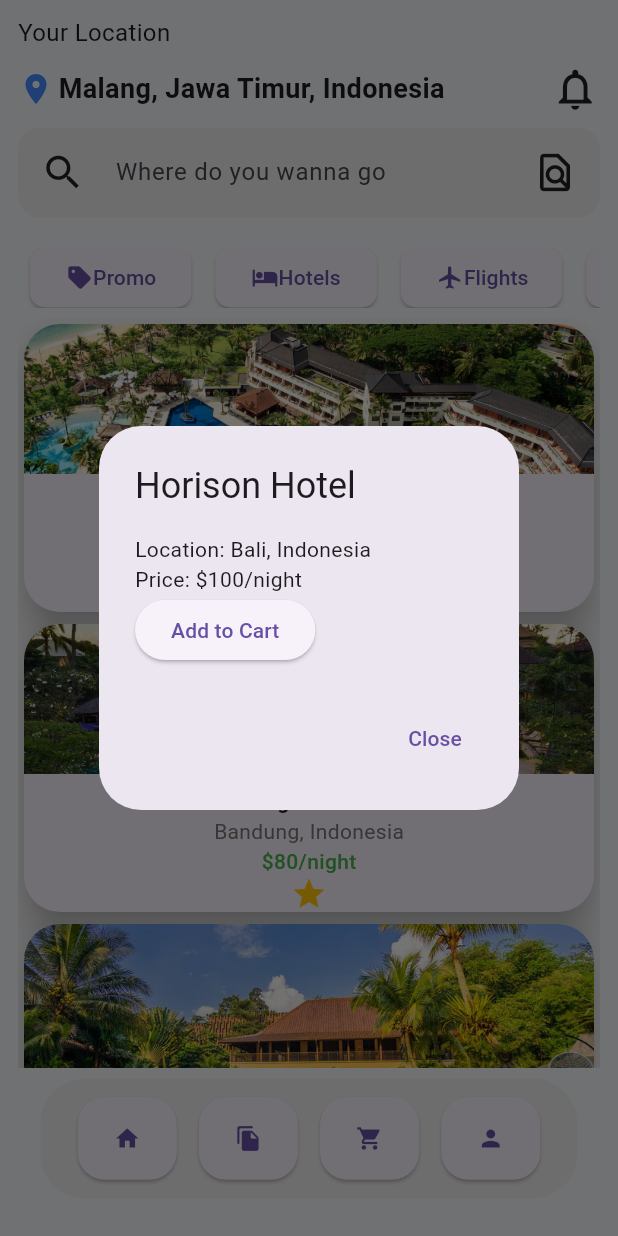
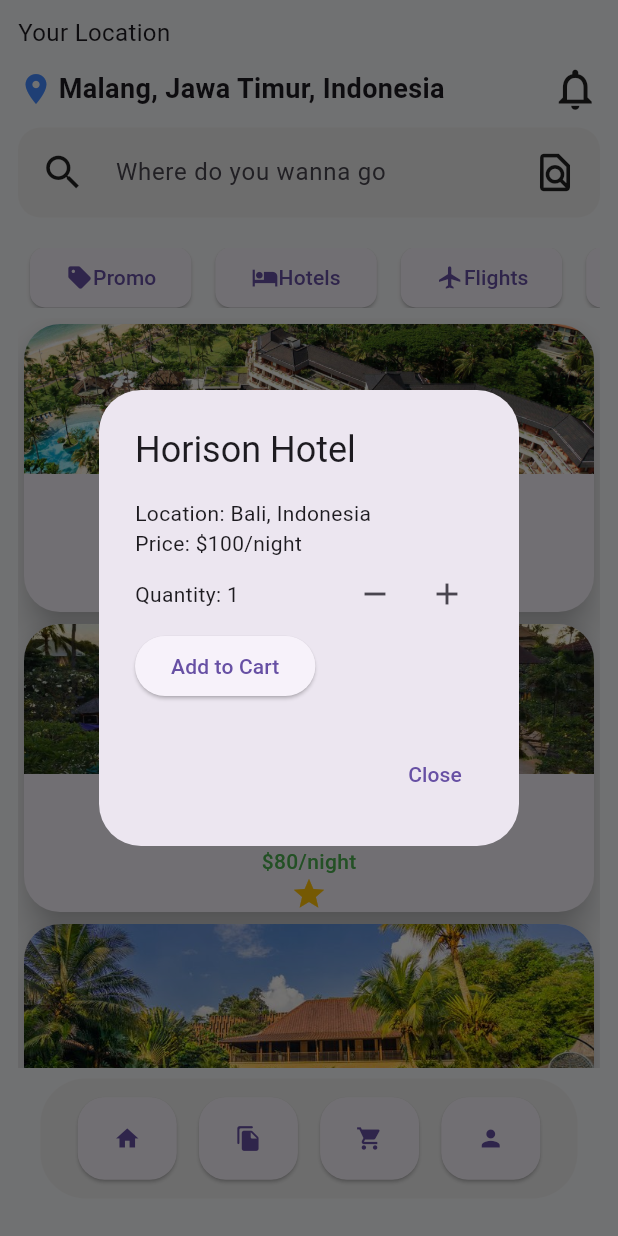
Before and after one commit to Dkriss/Mobile_Praktikum, a Flutter app: the Home screen opened directly, after a tap on "Horison Hotel", on a phone screen of 412 x 824 dp. Run offline on Flutter 3.47's test engine with Material 3 defaults, Android fonts, the phone set to English and light mode, and no system bars; our stand-ins replace appwrite, firebase_auth, firebase_core, firebase_messaging, flutter_local_notifications, get and 2 more; accounts and stored records are empty.

Commit message:
modul 5 selesai

```diff
--- a/lib/model/destination_model.dart
+++ b/lib/model/destination_model.dart
@@ -9,13 +9,15 @@
   final IconData icon;
   final String image;
 
-  DestinationModel({
-    required this.title,
+  DestinationModel(
+      {required this.title,
         required this.location,
         required this.price,
         required this.icon,
         required this.image,
         required this.id,
-  });
+        required this.quantity,});
+
   String id;
+  int quantity;
 }
--- a/lib/view/dashboard/home_main.dart
+++ b/lib/view/dashboard/home_main.dart
@@ -8,7 +8,6 @@
 import 'package:mobilepraktikum/view/dashboard/log_note.dart';
 import 'package:mobilepraktikum/view/dashboard/profile.dart';
 import 'package:mobilepraktikum/view/dashboard/shopping_chart.dart';
-
 
 class Home extends StatefulWidget {
   const Home({super.key});
@@ -33,7 +32,7 @@
     TransportationModel(title: 'Cars', icon: Icons.car_rental)
   ];
   List<DestinationModel> DestiMo = [];
-  Map<dynamic,dynamic> shoppingCart = {};
+  Map<dynamic, dynamic> shoppingCart = {};
   // untuk mengatur pemberian definisi pada setiap container List informasi yang ditengah
   List<DestinationModel> daftarDestination = [
     DestinationModel(
@@ -42,75 +41,90 @@
         price: '\$100/night',
         icon: Icons.star,
         image: 'assets/hotel_1.jpg',
-        id: ''),
+        id: '',
+        quantity: 10),
     DestinationModel(
         title: 'Mangku Resort',
         location: 'Bandung, Indonesia',
         price: '\$80/night',
         icon: Icons.star,
         image: 'assets/hotel_2.jpg',
-        id: ''),
+        id: '',
+        quantity: 10),
     DestinationModel(
         title: 'Majapahit Hotel',
         location: 'Jogja, Indonesia',
         price: '\$70/night',
         icon: Icons.star,
         image: 'assets/hotel_3.jpg',
-        id: ''),
+        id: '',
+        quantity: 10),
     DestinationModel(
         title: 'Louson HomeStay',
         location: 'Bogor, Indonesia',
         price: '\$120/night',
         icon: Icons.star,
         image: 'assets/hotel_4.jpg',
-        id: ''),
+        id: '',
+        quantity: 10),
     DestinationModel(
       title: 'Leaf Resort & Hotel',
       location: 'Bali, Indonesia',
       price: '\$30/night',
       icon: Icons.star,
       image: 'assets/hotel_5.jpg',
-        id: ''),
+      id: '',
+      quantity: 10,
+    ),
     DestinationModel(
         title: 'Anker & Rum Hotel',
         location: 'Surabaya, Indonesia',
         price: '\$45/night',
         icon: Icons.star,
         image: 'assets/hotel_6.jpg',
-        id: ''),
+        id: '',
+        quantity: 10),
     DestinationModel(
         title: 'Ubud Nation Resort',
         location: 'Bali, Indonesia',
         price: '\$90/night',
         icon: Icons.star,
         image: 'assets/hotel_7.jpg',
-        id: ''),
+        id: '',
+        quantity: 10),
     DestinationModel(
         title: 'Reddoors Badung',
         location: 'Bali, Indonesia',
         price: '\$65/night',
         icon: Icons.star,
         image: 'assets/hotel_8.jpg',
-        id: ''),
+        id: '',
+        quantity: 10),
     DestinationModel(
         title: 'Resident Hotel',
         location: 'Labuan Bajo, Indonesia',
         price: '\$46/night',
         icon: Icons.star,
         image: 'assets/hotel_9.jpg',
-        id: ''),
+        id: '',
+        quantity: 10),
     DestinationModel(
         title: 'Melow Resort & Resto',
         location: 'Banyuwangi, Indonesia',
         price: '\$39/night',
         icon: Icons.star,
         image: 'assets/hotel_10.jpg',
-        id: ''),
+        id: '',
+        quantity: 10),
   ];
   void _showDestinationDialog(DestinationModel destination) {
+    int quantity = 1; // Initialize quantity to 1
+
     showDialog(
       context: context,
       builder: (BuildContext context) {
+        return StatefulBuilder(
+          builder: (context, setState) {
             return AlertDialog(
               title: Text(destination.title),
               content: Column(
@@ -119,11 +133,43 @@
                 children: [
                   Text('Location: ${destination.location}'),
                   Text('Price: ${destination.price}'),
-              // Tombol "+" untuk menambahkan destinasi ke keranjang belanja
+                  Row(
+                    mainAxisAlignment: MainAxisAlignment.spaceBetween,
+                    children: [
+                      Text('Quantity: $quantity'),
+                      Row(
+                        children: [
+                          IconButton(
+                            onPressed: () {
+                              setState(() {
+                                if (quantity > 1) {
+                                  quantity--;
+                                }
+                              });
+                            },
+                            icon: Icon(Icons.remove),
+                          ),
+                          IconButton(
+                            onPressed: () {
+                              setState(() {
+                                quantity++;
+                              });
+                            },
+                            icon: Icon(Icons.add),
+                          ),
+                        ],
+                      ),
+                    ],
+                  ),
                   ElevatedButton(
                     ////// untuk menambahkan ke database dari db controller
                     onPressed: () async {
-                   var result = await DbCon.storeUserName({'nama_hotel': destination.title, 'lokasi': destination.location});
+                      var result = await DbCon.storeUserName({
+                        'nama_hotel': destination.title,
+                        'lokasi': destination.location,
+                        'quantity': destination
+                            .quantity, // Add quantity to the database
+                      });
                       setState(() {
                         destination.id = result;
                         DestiMo.add(destination);
@@ -132,7 +178,6 @@
                     },
                     child: const Text('Add to Cart'),
                   ),
-              // Add more details as needed
                 ],
               ),
               actions: [
@@ -143,6 +188,8 @@
                   child: const Text('Close'),
                 ),
               ],
+            );
+          },
         );
       },
     );
```
Also changed, not shown: lib/controller/db_controller.dart (+30 -6 lines), lib/view/dashboard/shopping_chart.dart (+98 -5 lines). Lines whose indentation alone changed are shown as unchanged.
